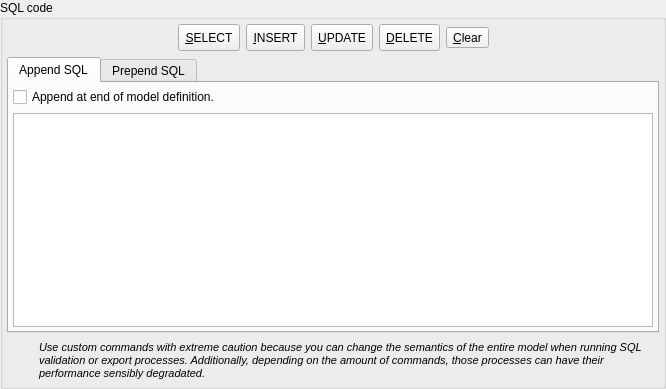
The window that libpgmodeler_ui/ui/customsqlwidget.ui (pgmodeler/pgmodeler) describes before a commit, drawn with Qt 5.
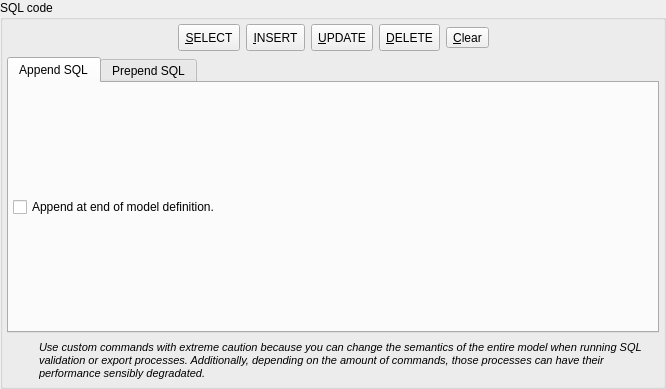
The same window after the commit. Icons and pictures are not drawn.

What changed in the file:
```diff
--- a/libpgmodeler_ui/ui/customsqlwidget.ui
+++ b/libpgmodeler_ui/ui/customsqlwidget.ui
@@ -295,15 +295,6 @@
             </property>
            </widget>
           </item>
-          <item>
-           <widget class="QPlainTextEdit" name="append_sql_txt">
-            <property name="font">
-             <font>
-              <family>DejaVu Sans Mono</family>
-             </font>
-            </property>
-           </widget>
-          </item>
          </layout>
         </widget>
         <widget class="QWidget" name="tab_2">
```
Left out of the diff: 9 changed lines with no effect on the pictures.
